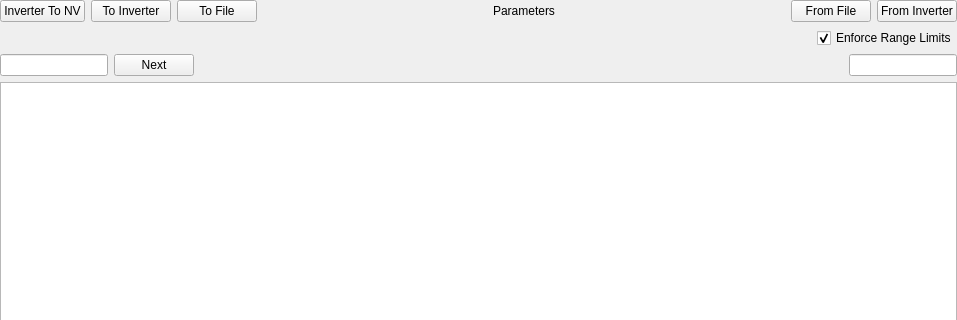
Before: the Qt Designer form epyqlib/nvview.ui in epcpower/st, drawn with Qt 5; both pictures show x 0 to 957 and y 0 to 320 of the 957 by 598 pixel window.
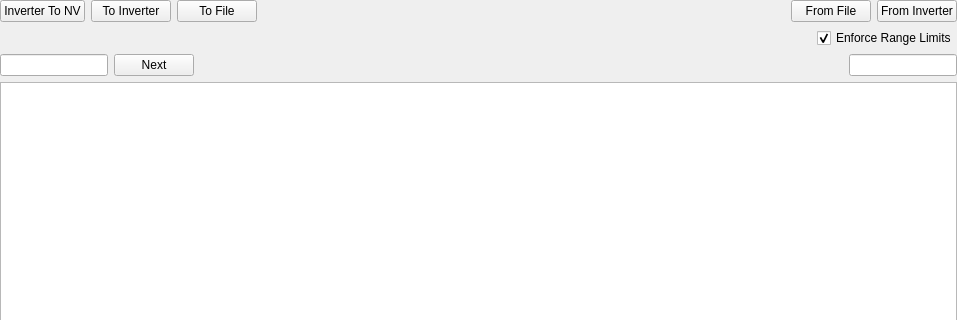
After: the same form once the commit is applied.

Commit message: Remove redundant parameter label on parameter tab

The edit to the form file:
```diff
--- a/epyqlib/nvview.ui
+++ b/epyqlib/nvview.ui
@@ -29,7 +29,7 @@
    <item>
     <layout class="QVBoxLayout" name="verticalLayout_2">
      <item>
-      <layout class="QHBoxLayout" name="horizontalLayout" stretch="0,0,0,99,0,0">
+      <layout class="QHBoxLayout" name="horizontalLayout">
        <property name="sizeConstraint">
         <enum>QLayout::SetDefaultConstraint</enum>
        </property>
@@ -58,14 +58,17 @@
         </widget>
        </item>
        <item>
-        <widget class="QLabel" name="label">
-         <property name="text">
-          <string>Parameters</string>
+        <spacer name="horizontalSpacer_2">
+         <property name="orientation">
+          <enum>Qt::Horizontal</enum>
          </property>
-         <property name="alignment">
-          <set>Qt::AlignCenter</set>
+         <property name="sizeHint" stdset="0">
+          <size>
+           <width>40</width>
+           <height>20</height>
+          </size>
          </property>
-        </widget>
+        </spacer>
        </item>
        <item>
         <widget class="QPushButton" name="read_from_file_button">
```
